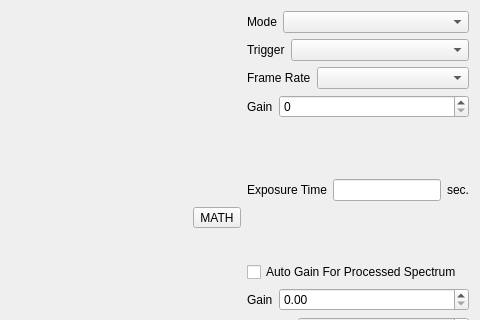
Old version of the form modules/optics/core/digitalcameraform.ui in the repository northriv/KAME; both pictures show x 243 to 723 and y 0 to 320 of the 723 by 462 pixel window.
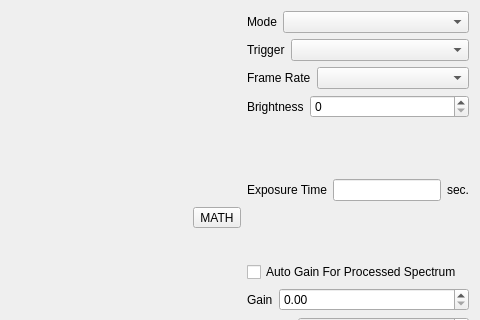
New version of the form. Custom widgets are drawn as their Qt base class.

Commit message: Gain -> brightness

Patch:
```diff
--- a/modules/optics/core/digitalcameraform.ui
+++ b/modules/optics/core/digitalcameraform.ui
@@ -195,7 +195,7 @@
            </sizepolicy>
           </property>
           <property name="text">
-           <string>Gain</string>
+           <string>Brightness</string>
           </property>
           <property name="wordWrap">
            <bool>false</bool>
```
Left out of the diff: 2 changed lines with no effect on the pictures. The commit also changes 4 other files.
